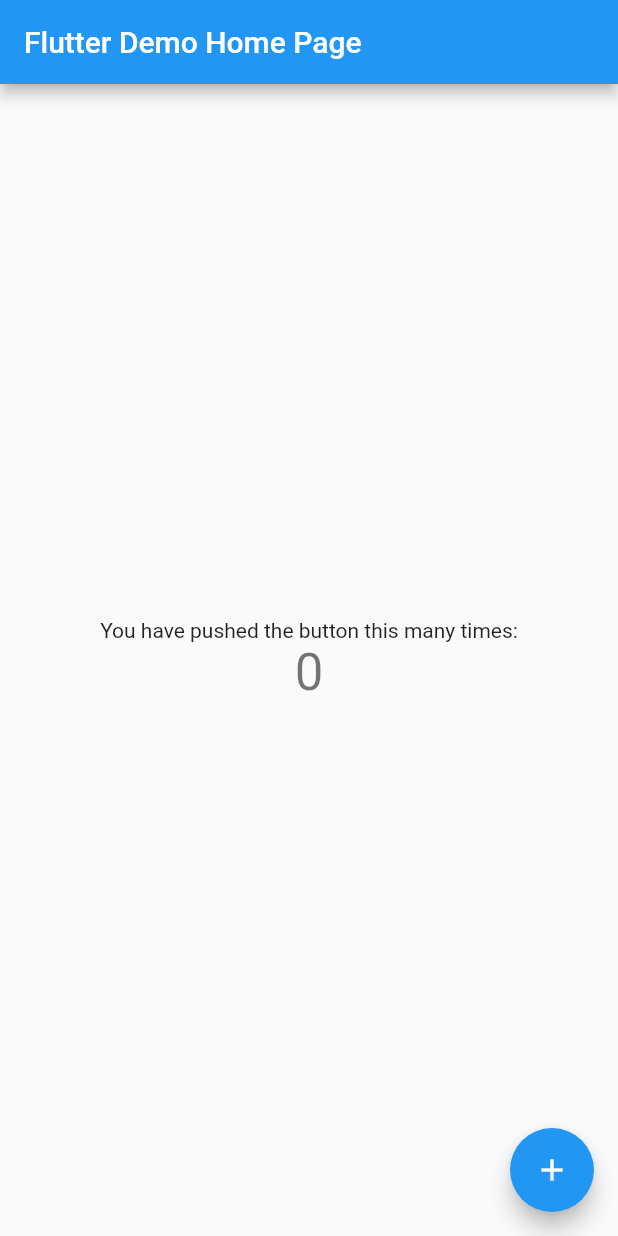
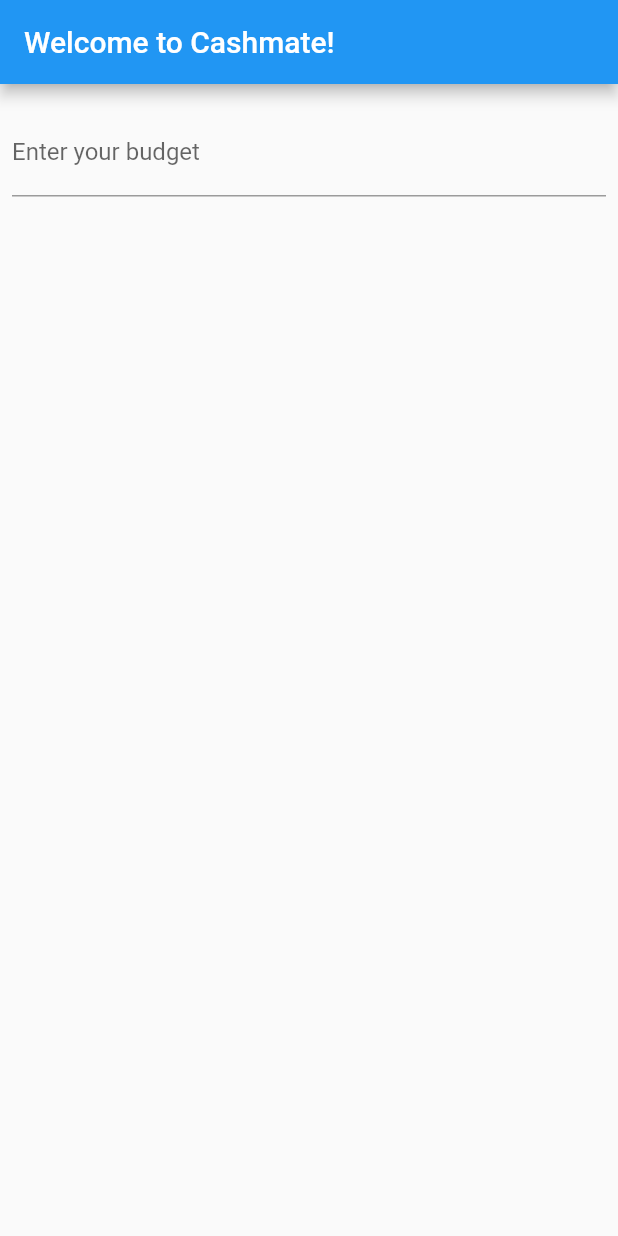
Before and after one commit to fionamei/cashmate, a Flutter app: the screen it shows after launch, on a phone screen of 412 x 824 dp. Run offline on Flutter 3.47's test engine with Material 2 defaults, Android fonts, the light colour scheme and no system bars.

Commit message:
added input form

```diff
--- a/frontend/lib/main.dart
+++ b/frontend/lib/main.dart
@@ -11,20 +11,63 @@
   @override
   Widget build(BuildContext context) {
     return MaterialApp(
-      title: 'Flutter Demo',
-      theme: ThemeData(
-        // This is the theme of your application.
-        //
-        // Try running your application with "flutter run". You'll see the
-        // application has a blue toolbar. Then, without quitting the app, try
-        // changing the primarySwatch below to Colors.green and then invoke
-        // "hot reload" (press "r" in the console where you ran "flutter run",
-        // or simply save your changes to "hot reload" in a Flutter IDE).
-        // Notice that the counter didn't reset back to zero; the application
-        // is not restarted.
-        primarySwatch: Colors.blue,
-      ),
-      home: const MyHomePage(title: 'Flutter Demo Home Page'),
+      title: 'Welcome to Cashmate!',
+      home: Scaffold(
+          appBar: AppBar(
+            title: const Text('Welcome to Cashmate!'),
+          ),
+          body: const Center(
+            child: MyCustomForm(),
+          )),
+    );
+  }
+}
+
+// class MyCustomForm extends StatelessWidget {
+//   const MyCustomForm({Key? key}) : super(key: key);
+
+//   @override
+//   Widget build(BuildContext context) {
+//     const appTitle = 'Form Styling Demo';
+//     return MaterialApp(
+//       title: appTitle,
+//       home: Scaffold(
+//         appBar: AppBar(
+//           title: const Text(appTitle),
+//         ),
+//         body: const MyCustomForm(),
+//       ),
+//     );
+//   }
+// }
+
+class MyCustomForm extends StatelessWidget {
+  const MyCustomForm({Key? key}) : super(key: key);
+
+  @override
+  Widget build(BuildContext context) {
+    return Column(
+      crossAxisAlignment: CrossAxisAlignment.start,
+      children: <Widget>[
+        // const Padding(
+        //   padding: EdgeInsets.symmetric(horizontal: 8, vertical: 16),
+        //   child: TextField(
+        //     decoration: InputDecoration(
+        //       border: OutlineInputBorder(),
+        //       hintText: 'Enter a search term',
+        //     ),
+        //   ),
+        // ),
+        Padding(
+          padding: const EdgeInsets.symmetric(horizontal: 8, vertical: 16),
+          child: TextFormField(
+            decoration: const InputDecoration(
+              border: UnderlineInputBorder(),
+              labelText: 'Enter your budget',
+            ),
+          ),
+        ),
+      ],
     );
   }
 }
```
